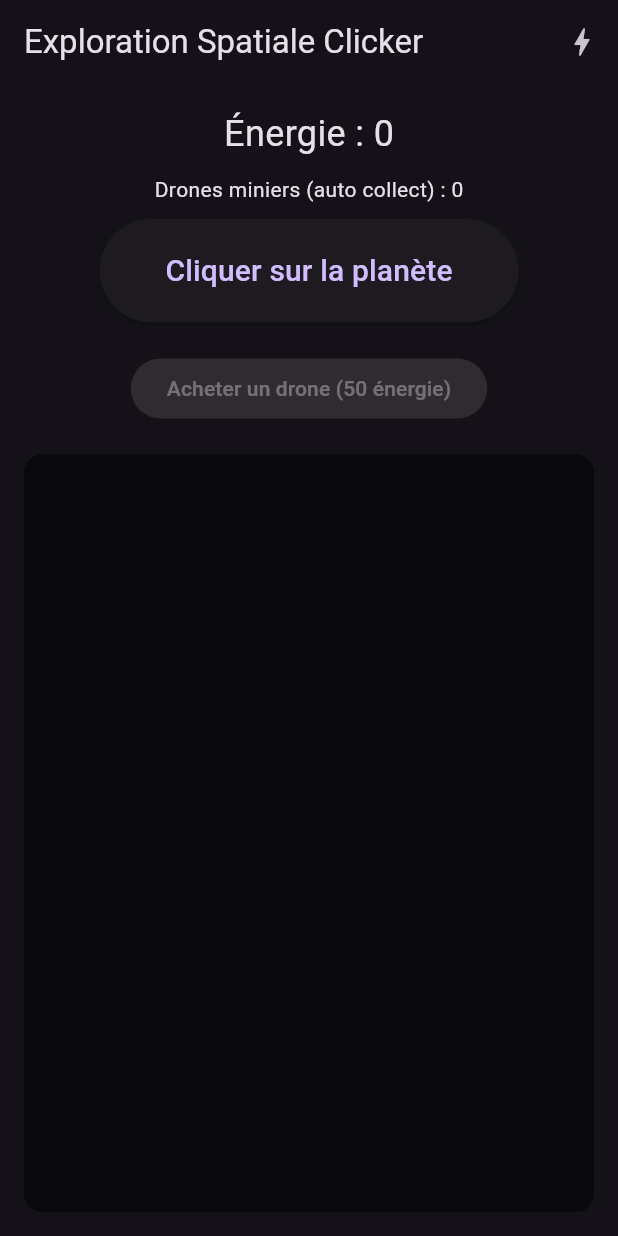
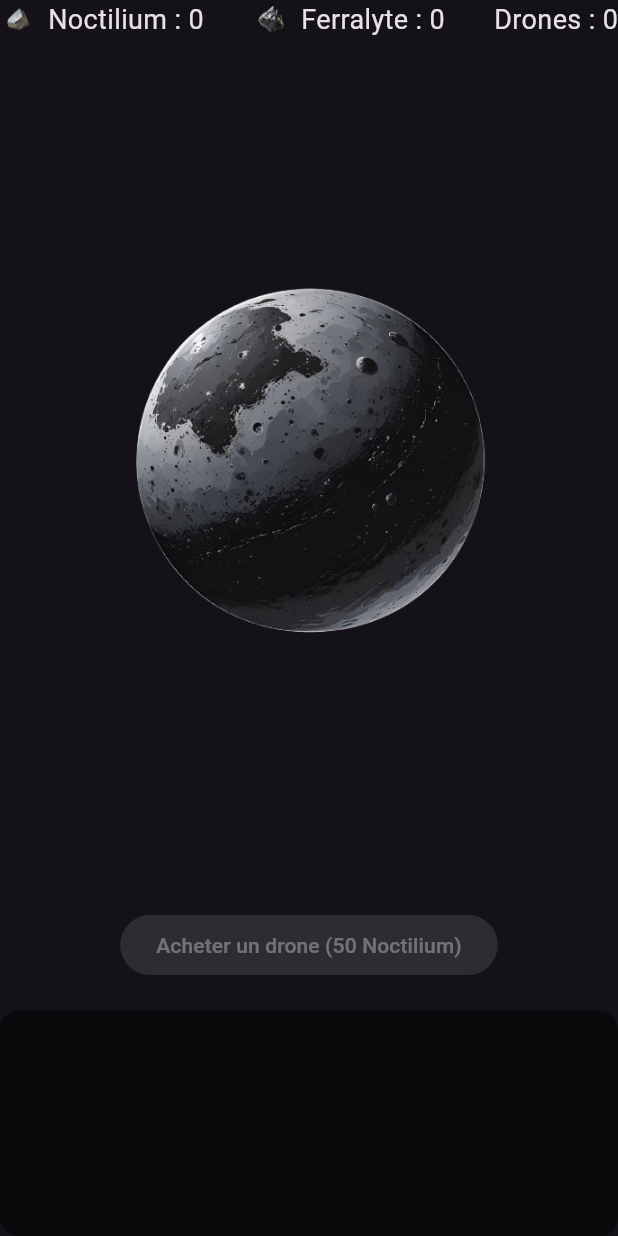
Before and after one commit to MathisGredt/SpaceClicker, a Flutter app: the screen it shows after launch, on a phone screen of 412 x 824 dp. Run offline on Flutter 3.47's test engine with Material 3 defaults, Android fonts, the phone set to English and light mode, and no system bars; our stand-ins replace sqflite; accounts and stored records are empty.

Commit message:
tentative de merge, home page et bdd

```diff
--- a/pomodoro_app/lib/models/resource_model.dart
+++ b/pomodoro_app/lib/models/resource_model.dart
@@ -1,27 +1,31 @@
 class Resource {
-  int energy;
   int drones;
   int totalCollected;
+  int noctilium;
+  int ferralyte;
 
   Resource({
-    required this.energy,
     required this.drones,
     required this.totalCollected,
+    this.noctilium = 0,
+    this.ferralyte = 0,
   });
 
   Map<String, dynamic> toMap() {
     return {
-      'energy': energy,
       'drones': drones,
       'totalCollected': totalCollected,
+      'noctilium': noctilium,
+      'ferralyte': ferralyte,
     };
   }
 
   factory Resource.fromMap(Map<String, dynamic> map) {
     return Resource(
-      energy: map['energy'] as int,
       drones: map['drones'] as int,
       totalCollected: map['totalCollected'] as int,
+      noctilium: map['noctilium'] as int,
+      ferralyte: map['ferralyte'] as int,
     );
   }
 }
--- a/pomodoro_app/lib/screens/home_screen.dart
+++ b/pomodoro_app/lib/screens/home_screen.dart
@@ -1,4 +1,5 @@
-import 'dart:async'; // Import for Timer
+import 'dart:async';
+import 'dart:math';
 import 'package:flutter/material.dart';
 import '../services/database_service.dart';
 import '../services/bonus_service.dart';
@@ -6,19 +7,19 @@ import '../widgets/resource_display.dart';
 import '../widgets/drone_upgrade.dart';
 import '../models/resource_model.dart';
 
-// Rest of your code remains unchanged
-
 class HomeScreen extends StatefulWidget {
   @override
   _HomeScreenState createState() => _HomeScreenState();
 }
 
-class _HomeScreenState extends State<HomeScreen> {
+class _HomeScreenState extends State<HomeScreen> with TickerProviderStateMixin {
+  bool isClicked = false;
   late DatabaseService dbService;
   late BonusService bonusService;
-  Resource resource = Resource(energy: 0, drones: 0, totalCollected: 0);
+  Resource resource = Resource(drones: 0, totalCollected: 0, noctilium: 0, ferralyte: 0);
   List<String> history = [];
   Timer? autoCollectTimer;
+  List<Widget> fallingWidgets = [];
 
   @override
   void initState() {
@@ -42,37 +43,67 @@ class _HomeScreenState extends State<HomeScreen> {
       if (resource.drones > 0) {
         final collected = (resource.drones * 2 * bonusService.bonusMultiplier).round();
         setState(() {
-          resource.energy += collected;
+          resource.noctilium += collected;
           resource.totalCollected += collected;
-          history.add("Drones ont collecté $collected énergie");
+          history.add("Drones ont collecté $collected Noctilium");
         });
-        print("Energy: ${resource.energy}"); // Debug log
         dbService.saveData(resource);
       }
     });
   }
 
-  void _collectEnergy() {
-    final collected = (1 * bonusService.bonusMultiplier).round();
+  void _collectNoctilium(TapDownDetails details) {
+    // Convert global position to local position
+    RenderBox box = context.findRenderObject() as RenderBox;
+    Offset localPosition = box.globalToLocal(details.globalPosition);
+
     setState(() {
-      resource.energy += collected;
-      resource.totalCollected += collected;
-      history.add("Clique +$collected énergie");
+      isClicked = true;
     });
+
+    Future.delayed(Duration(milliseconds: 200), () {
+      setState(() {
+        isClicked = false;
+      });
+    });
+
+    // Add falling text and icon from the converted position
+    setState(() {
+      resource.noctilium++;
+      resource.totalCollected++;
+      history.add("Clique +1 Noctilium");
+
+      fallingWidgets.add(_createFallingWidget(
+        "+1",
+        'assets/images/noctilium.png',
+        localPosition,
+      ));
+    });
+
     dbService.saveData(resource);
+
+    // Remove falling widget after animation
+    Future.delayed(Duration(seconds: 2), () {
+      setState(() {
+        if (fallingWidgets.isNotEmpty) {
+          fallingWidgets.removeAt(0);
+        }
+      });
+    });
   }
 
+
   void _buyDrone() {
-    const cost = 50;
-    if (resource.energy >= cost) {
+    const cost = 50; // Cost of a drone
+    if (resource.noctilium >= cost) {
       setState(() {
-        resource.energy -= cost;
+        resource.noctilium -= cost;
         resource.drones++;
         history.add("Drone acheté !");
       });
       dbService.saveData(resource);
     } else {
-      _showMessage("Pas assez d'énergie pour acheter un drone");
+      _showMessage("Pas assez de Noctilium pour acheter un drone");
     }
   }
 
@@ -82,16 +113,63 @@ class _HomeScreenState extends State<HomeScreen> {
     );
   }
 
-  void _activateBonus() {
-    bonusService.activateBonus(() {
+  Widget _createFallingWidget(String text, String iconPath, Offset position) {
+    final controller = AnimationController(
+      duration: Duration(milliseconds: 1200),
+      vsync: this, // <-- Important : _HomeScreenState doit étendre TickerProviderStateMixin
+    );
+
+    final curve = CurvedAnimation(parent: controller, curve: Curves.easeOut);
+
+    final verticalAnimation = TweenSequence([
+      TweenSequenceItem(tween: Tween(begin: 0.0, end: -60.0).chain(CurveTween(curve: Curves.easeOut)), weight: 0.3),
+      TweenSequenceItem(tween: Tween(begin: -60.0, end: 100.0).chain(CurveTween(curve: Curves.easeIn)), weight: 0.7),
+    ]).animate(curve);
+
+    final horizontalOffset = Random().nextBool() ? 30.0 : -30.0;
+    final horizontalAnimation = Tween<double>(begin: 0, end: horizontalOffset).animate(curve);
+
+    final opacityAnimation = Tween<double>(begin: 1.0, end: 0.0).animate(curve);
+
+    controller.forward();
+
+    final widget = AnimatedBuilder(
+      animation: controller,
+      builder: (context, child) {
+        return Positioned(
+          top: position.dy + verticalAnimation.value,
+          left: position.dx + horizontalAnimation.value,
+          child: Opacity(
+            opacity: opacityAnimation.value,
+            child: child,
+          ),
+        );
+      },
+      child: Row(
+        children: [
+          Image.asset(iconPath, width: 24, height: 24),
+          SizedBox(width: 4),
+          Text(
+            text,
+            style: TextStyle(fontSize: 16, color: Colors.white),
+          ),
+        ],
+      ),
+    );
+
+    // Supprimer le widget après l'animation
+    controller.addStatusListener((status) {
+      if (status == AnimationStatus.completed) {
+        controller.dispose();
         setState(() {
-        history.add("Bonus terminé");
-      });
-    });
-    setState(() {
-      history.add("Bonus x2 activé pour 10s !");
+          fallingWidgets.remove(widget);
         });
       }
+    });
+
+    return widget;
+  }
+
 
   @override
   void dispose() {
@@ -104,34 +182,42 @@ class _HomeScreenState extends State<HomeScreen> {
   @override
   Widget build(BuildContext context) {
     return Scaffold(
-      appBar: AppBar(
-        title: Text("Exploration Spatiale Clicker"),
-        actions: [
-          IconButton(
-            icon: Icon(Icons.bolt),
-            tooltip: "Activer bonus x2 (temporaire)",
-            onPressed: _activateBonus,
-          )
+      body: Column(
+        children: [
+          ResourceDisplay(
+            drones: resource.drones,
+            noctilium: resource.noctilium,
+            ferralyte: resource.ferralyte,
+          ),
+          Expanded(
+            child: Stack(
+              children: [
+                Center(
+                  child: MouseRegion(
+                    cursor: SystemMouseCursors.click,
+                    child: GestureDetector(
+                      onTapDown: _collectNoctilium, // Capture tap position
+                      child: AnimatedScale(
+                        scale: isClicked ? 1.2 : 1.0,
+                        duration: Duration(milliseconds: 200),
+                        child: Image.asset(
+                          'assets/images/first_planet.png',
+                          width: 300, // Increased size
+                          height: 300, // Increased size
+                        ),
+                      ),
+                    ),
+                  ),
+                ),
+                ...fallingWidgets, // Add falling widgets to the stack
               ],
-      ),
-      body: Padding(
-        padding: const EdgeInsets.all(16),
-        child: Column(
-          children: [
-            ResourceDisplay(energy: resource.energy, drones: resource.drones),
-            SizedBox(height: 10),
-            ElevatedButton(
-              onPressed: _collectEnergy,
-              child: Padding(
-                padding: const EdgeInsets.all(20.0),
-                child: Text("Cliquer sur la planète", style: TextStyle(fontSize: 20)),
             ),
           ),
           SizedBox(height: 20),
-            DroneUpgrade(energy: resource.energy, onBuyDrone: _buyDrone),
+          DroneUpgrade(noctilium: resource.noctilium, onBuyDrone: _buyDrone),
           SizedBox(height: 20),
-            Expanded(
-              child: Container(
+          Container(
+            height: 150, // Reduced height
             padding: EdgeInsets.all(12),
             decoration: BoxDecoration(
                 color: Colors.black54,
@@ -145,9 +231,7 @@ class _HomeScreenState extends State<HomeScreen> {
                   .toList(),
             ),
           ),
-            ),
         ],
-        ),
       ),
     );
   }
--- a/pomodoro_app/lib/services/database_service.dart
+++ b/pomodoro_app/lib/services/database_service.dart
@@ -16,7 +16,6 @@ class DatabaseService {
         await db.execute('''
           CREATE TABLE resources (
             id INTEGER PRIMARY KEY,
-            energy INTEGER,
             drones INTEGER,
             totalCollected INTEGER
           )
--- a/pomodoro_app/lib/widgets/drone_upgrade.dart
+++ b/pomodoro_app/lib/widgets/drone_upgrade.dart
@@ -1,20 +1,20 @@
 import 'package:flutter/material.dart';
 
 class DroneUpgrade extends StatelessWidget {
-  final int energy;
+  final int noctilium;
   final Function onBuyDrone;
 
   const DroneUpgrade({
     Key? key,
-    required this.energy,
+    required this.noctilium,
     required this.onBuyDrone,
   }) : super(key: key);
 
   @override
   Widget build(BuildContext context) {
     return ElevatedButton(
-      onPressed: energy >= 50 ? () => onBuyDrone() : null,
-      child: Text("Acheter un drone (50 énergie)"),
+      onPressed: noctilium >= 50 ? () => onBuyDrone() : null,
+      child: Text("Acheter un drone (50 Noctilium)"),
     );
   }
 }
--- a/pomodoro_app/lib/widgets/resource_display.dart
+++ b/pomodoro_app/lib/widgets/resource_display.dart
@@ -1,22 +1,45 @@
 import 'package:flutter/material.dart';
 
 class ResourceDisplay extends StatelessWidget {
-  final int energy;
   final int drones;
+  final int noctilium;
+  final int ferralyte;
 
   const ResourceDisplay({
     Key? key,
-    required this.energy,
     required this.drones,
+    required this.noctilium,
+    required this.ferralyte,
   }) : super(key: key);
 
   @override
   Widget build(BuildContext context) {
-    return Column(
+    return Row(
+      mainAxisAlignment: MainAxisAlignment.spaceBetween,
       children: [
-        Text("Énergie : $energy", style: TextStyle(fontSize: 24)),
-        SizedBox(height: 10),
-        Text("Drones miniers (auto collect) : $drones"),
+        Row(
+          children: [
+            Image.asset(
+              'assets/images/noctilium.png',
+              width: 24,
+              height: 24,
+            ),
+            SizedBox(width: 8),
+            Text("Noctilium : $noctilium", style: TextStyle(fontSize: 18)),
+          ],
+        ),
+        Row(
+          children: [
+            Image.asset(
+              'assets/images/ferralyte.png',
+              width: 24,
+              height: 24,
+            ),
+            SizedBox(width: 8),
+            Text("Ferralyte : $ferralyte", style: TextStyle(fontSize: 18)),
+          ],
+        ),
+        Text("Drones : $drones", style: TextStyle(fontSize: 18)),
       ],
     );
   }
```
Also changed, not shown: pomodoro_app/assets/images/ferralyte.png (added), pomodoro_app/assets/images/first_planet.png (added), pomodoro_app/assets/images/noctilium.png (added). Lines whose indentation alone changed are shown as unchanged.
